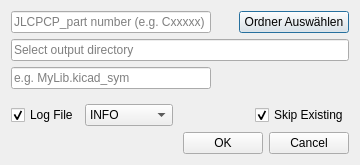
Old version of the form UI/JLC2KiCad-GUI.ui in the repository Knartzpirat/JLC2KiCad_lib-GUI.
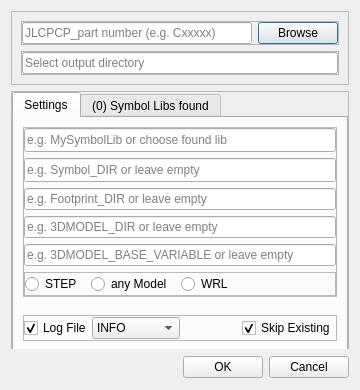
New version of the form. Icons and pictures are not drawn.

What changed in the file:
```diff
--- a/UI/JLC2KiCad-GUI.ui
+++ b/UI/JLC2KiCad-GUI.ui
@@ -10,13 +10,25 @@
     <x>0</x>
     <y>0</y>
     <width>360</width>
-    <height>165</height>
+    <height>390</height>
    </rect>
   </property>
+  <property name="sizePolicy">
+   <sizepolicy hsizetype="Fixed" vsizetype="Fixed">
+    <horstretch>0</horstretch>
+    <verstretch>0</verstretch>
+   </sizepolicy>
+  </property>
   <property name="minimumSize">
    <size>
     <width>360</width>
-    <height>165</height>
+    <height>390</height>
+   </size>
+  </property>
+  <property name="baseSize">
+   <size>
+    <width>360</width>
+    <height>390</height>
    </size>
   </property>
   <property name="windowTitle">
@@ -26,9 +38,98 @@
    <iconset>
     <normaloff>icon.ico</normaloff>icon.ico</iconset>
   </property>
-  <layout class="QVBoxLayout" name="verticalLayout_2">
+  <property name="modal">
+   <bool>false</bool>
+  </property>
+  <layout class="QGridLayout" name="gridLayout">
+   <property name="sizeConstraint">
+    <enum>QLayout::SizeConstraint::SetDefaultConstraint</enum>
+   </property>
+   <item row="3" column="0">
+    <widget class="QDialogButtonBox" name="buttonBox_Process">
+     <property name="sizePolicy">
+      <sizepolicy hsizetype="Preferred" vsizetype="Fixed">
+       <horstretch>0</horstretch>
+       <verstretch>0</verstretch>
+      </sizepolicy>
+     </property>
+     <property name="minimumSize">
+      <size>
+       <width>0</width>
+       <height>24</height>
+      </size>
+     </property>
+     <property name="sizeIncrement">
+      <size>
+       <width>0</width>
+       <height>24</height>
+      </size>
+     </property>
+     <property name="baseSize">
+      <size>
+       <width>0</width>
+       <height>24</height>
+      </size>
+     </property>
+     <property name="layoutDirection">
+      <enum>Qt::LayoutDirection::LeftToRight</enum>
+     </property>
+     <property name="orientation">
+      <enum>Qt::Orientation::Horizontal</enum>
+     </property>
+     <property name="standardButtons">
+      <set>QDialogButtonBox::StandardButton::Cancel|QDialogButtonBox::StandardButton::Ok</set>
+     </property>
+     <property name="centerButtons">
+      <bool>false</bool>
+     </property>
+    </widget>
+   </item>
+   <item row="0" column="0">
+    <widget class="QFrame" name="frame_input">
+     <property name="sizePolicy">
+      <sizepolicy hsizetype="Minimum" vsizetype="Fixed">
+       <horstretch>0</horstretch>
+       <verstretch>0</verstretch>
+      </sizepolicy>
+     </property>
+     <property name="frameShape">
+      <enum>QFrame::Shape::StyledPanel</enum>
+     </property>
+     <property name="frameShadow">
+      <enum>QFrame::Shadow::Raised</enum>
+     </property>
+     <layout class="QVBoxLayout" name="verticalLayout_5">
    <item>
-    <layout class="QHBoxLayout" name="horizontalLayout">
+       <widget class="QFrame" name="frame_inputbrowse">
+        <property name="sizePolicy">
+         <sizepolicy hsizetype="Preferred" vsizetype="Preferred">
+          <horstretch>0</horstretch>
+          <verstretch>0</verstretch>
+         </sizepolicy>
+        </property>
+        <property name="frameShape">
+         <enum>QFrame::Shape::StyledPanel</enum>
+        </property>
+        <property name="frameShadow">
+         <enum>QFrame::Shadow::Raised</enum>
+        </property>
+        <layout class="QHBoxLayout" name="horizontalLayout_2">
+         <property name="spacing">
+          <number>6</number>
+         </property>
+         <property name="leftMargin">
+          <number>0</number>
+         </property>
+         <property name="topMargin">
+          <number>0</number>
+         </property>
+         <property name="rightMargin">
+          <number>0</number>
+         </property>
+         <property name="bottomMargin">
+          <number>0</number>
+         </property>
      <item>
       <widget class="QLineEdit" name="lineEdit_PartNumber">
        <property name="minimumSize">
@@ -42,35 +143,28 @@
        </property>
       </widget>
      </item>
-     <item>
-      <spacer name="horizontalSpacer_3">
-       <property name="orientation">
-        <enum>Qt::Horizontal</enum>
-       </property>
-       <property name="sizeHint" stdset="0">
-        <size>
-         <width>40</width>
-         <height>20</height>
-        </size>
-       </property>
-      </spacer>
-     </item>
      <item>
       <widget class="QPushButton" name="pushButton_DirChoice">
+           <property name="sizePolicy">
+            <sizepolicy hsizetype="Fixed" vsizetype="Fixed">
+             <horstretch>0</horstretch>
+             <verstretch>0</verstretch>
+            </sizepolicy>
+           </property>
        <property name="minimumSize">
         <size>
-         <width>110</width>
+             <width>80</width>
          <height>0</height>
         </size>
        </property>
        <property name="maximumSize">
         <size>
-         <width>110</width>
+             <width>80</width>
          <height>16777215</height>
         </size>
        </property>
        <property name="text">
-        <string>Ordner Auswählen</string>
+            <string>Browse</string>
        </property>
        <property name="iconSize">
         <size>
@@ -87,26 +181,300 @@
       </widget>
      </item>
     </layout>
-   </item>
+       </widget>
+      </item>
+      <item>
+       <widget class="QFrame" name="frame_6">
+        <property name="frameShape">
+         <enum>QFrame::Shape::StyledPanel</enum>
+        </property>
+        <property name="frameShadow">
+         <enum>QFrame::Shadow::Raised</enum>
+        </property>
+        <layout class="QHBoxLayout" name="horizontalLayout">
+         <property name="spacing">
+          <number>6</number>
+         </property>
+         <property name="leftMargin">
+          <number>0</number>
+         </property>
+         <property name="topMargin">
+          <number>0</number>
+         </property>
+         <property name="rightMargin">
+          <number>0</number>
+         </property>
+         <property name="bottomMargin">
+          <number>0</number>
+         </property>
    <item>
     <widget class="QLineEdit" name="lineEdit_outputDir">
+           <property name="sizePolicy">
+            <sizepolicy hsizetype="Preferred" vsizetype="Fixed">
+             <horstretch>0</horstretch>
+             <verstretch>0</verstretch>
+            </sizepolicy>
+           </property>
      <property name="placeholderText">
       <string>Select output directory</string>
      </property>
     </widget>
    </item>
+        </layout>
+       </widget>
+      </item>
+     </layout>
+    </widget>
+   </item>
+   <item row="1" column="0">
+    <widget class="QFrame" name="frame_tab">
+     <property name="sizePolicy">
+      <sizepolicy hsizetype="Minimum" vsizetype="Minimum">
+       <horstretch>0</horstretch>
+       <verstretch>0</verstretch>
+      </sizepolicy>
+     </property>
+     <property name="frameShape">
+      <enum>QFrame::Shape::StyledPanel</enum>
+     </property>
+     <property name="frameShadow">
+      <enum>QFrame::Shadow::Raised</enum>
+     </property>
+     <layout class="QVBoxLayout" name="verticalLayout_3">
+      <property name="spacing">
+       <number>0</number>
+      </property>
+      <property name="sizeConstraint">
+       <enum>QLayout::SizeConstraint::SetDefaultConstraint</enum>
+      </property>
+      <property name="leftMargin">
+       <number>0</number>
+      </property>
+      <property name="topMargin">
+       <number>0</number>
+      </property>
+      <property name="rightMargin">
+       <number>0</number>
+      </property>
+      <property name="bottomMargin">
+       <number>0</number>
+      </property>
    <item>
-    <layout class="QHBoxLayout" name="horizontalLayout_2">
+       <widget class="QTabWidget" name="tabWidget">
+        <property name="enabled">
+         <bool>true</bool>
+        </property>
+        <property name="sizePolicy">
+         <sizepolicy hsizetype="Preferred" vsizetype="Preferred">
+          <horstretch>0</horstretch>
+          <verstretch>0</verstretch>
+         </sizepolicy>
+        </property>
+        <property name="minimumSize">
+         <size>
+          <width>0</width>
+          <height>260</height>
+         </size>
+        </property>
+        <property name="sizeIncrement">
+         <size>
+          <width>0</width>
+          <height>0</height>
+         </size>
+        </property>
+        <property name="baseSize">
+         <size>
+          <width>0</width>
+          <height>0</height>
+         </size>
+        </property>
+        <property name="acceptDrops">
+         <bool>false</bool>
+        </property>
+        <property name="currentIndex">
+         <number>0</number>
+        </property>
+        <widget class="QWidget" name="tab_settings">
+         <property name="minimumSize">
+          <size>
+           <width>0</width>
+           <height>110</height>
+          </size>
+         </property>
+         <property name="sizeIncrement">
+          <size>
+           <width>0</width>
+           <height>110</height>
+          </size>
+         </property>
+         <attribute name="title">
+          <string>Settings</string>
+         </attribute>
+         <layout class="QVBoxLayout" name="verticalLayout_2" stretch="0,0,0">
      <item>
-      <widget class="QLineEdit" name="lineEdit_SymbolBib">
+           <widget class="QFrame" name="frame_inputdir">
+            <property name="minimumSize">
+             <size>
+              <width>0</width>
+              <height>170</height>
+             </size>
+            </property>
+            <property name="frameShape">
+             <enum>QFrame::Shape::StyledPanel</enum>
+            </property>
+            <property name="frameShadow">
+             <enum>QFrame::Shadow::Raised</enum>
+            </property>
+            <layout class="QVBoxLayout" name="verticalLayout_4">
+             <property name="spacing">
+              <number>6</number>
+             </property>
+             <property name="leftMargin">
+              <number>0</number>
+             </property>
+             <property name="topMargin">
+              <number>0</number>
+             </property>
+             <property name="rightMargin">
+              <number>0</number>
+             </property>
+             <property name="bottomMargin">
+              <number>0</number>
+             </property>
+             <item>
+              <widget class="QLineEdit" name="lineEdit_SymbolLib">
+               <property name="sizePolicy">
+                <sizepolicy hsizetype="Preferred" vsizetype="Fixed">
+                 <horstretch>0</horstretch>
+                 <verstretch>0</verstretch>
+                </sizepolicy>
+               </property>
        <property name="minimumSize">
         <size>
          <width>200</width>
-         <height>0</height>
-        </size>
-       </property>
+                 <height>24</height>
+                </size>
+               </property>
+               <property name="maximumSize">
+                <size>
+                 <width>16777215</width>
+                 <height>24</height>
+                </size>
+               </property>
+               <property name="sizeIncrement">
+                <size>
+                 <width>0</width>
+                 <height>24</height>
+                </size>
+               </property>
+               <property name="baseSize">
+                <size>
+                 <width>0</width>
+                 <height>24</height>
+                </size>
+               </property>
        <property name="placeholderText">
-        <string>e.g. MyLib.kicad_sym</string>
+                <string>e.g. MySymbolLib or choose found lib</string>
+               </property>
+              </widget>
+             </item>
+             <item>
+              <widget class="QLineEdit" name="lineEdit_SymbolDIR">
+               <property name="sizePolicy">
+                <sizepolicy hsizetype="Preferred" vsizetype="Fixed">
+                 <horstretch>0</horstretch>
+                 <verstretch>0</verstretch>
+                </sizepolicy>
+               </property>
+               <property name="minimumSize">
+                <size>
+                 <width>0</width>
+                 <height>24</height>
+                </size>
+               </property>
+               <property name="placeholderText">
+                <string>e.g. Symbol_DIR or leave empty</string>
+               </property>
+              </widget>
+             </item>
+             <item>
+              <widget class="QLineEdit" name="lineEdit_FootprintDIR">
+               <property name="sizePolicy">
+                <sizepolicy hsizetype="Preferred" vsizetype="Fixed">
+                 <horstretch>0</horstretch>
+                 <verstretch>0</verstretch>
+                </sizepolicy>
+               </property>
+               <property name="placeholderText">
+                <string>e.g. Footprint_DIR or leave empty</string>
+               </property>
+              </widget>
+             </item>
+             <item>
+              <widget class="QLineEdit" name="lineEdit_Model_DIR">
+               <property name="placeholderText">
+                <string>e.g. 3DMODEL_DIR or leave empty</string>
+               </property>
+              </widget>
+             </item>
+             <item>
+              <widget class="QLineEdit" name="lineEdit_MODEL_BASE_VARIABLE">
+               <property name="toolTip">
+                <string>write 3DMODEL_BASE_VARIABLE or $(3DMODEL_BASE_VARIABLE)</string>
+               </property>
+               <property name="placeholderText">
+                <string>e.g. 3DMODEL_BASE_VARIABLE or leave empty</string>
+               </property>
+              </widget>
+             </item>
+             <item>
+              <widget class="QFrame" name="frame_modelsettings">
+               <property name="minimumSize">
+                <size>
+                 <width>0</width>
+                 <height>24</height>
+                </size>
+               </property>
+               <property name="frameShape">
+                <enum>QFrame::Shape::StyledPanel</enum>
+               </property>
+               <property name="frameShadow">
+                <enum>QFrame::Shadow::Raised</enum>
+               </property>
+               <layout class="QHBoxLayout" name="horizontalLayout_3">
+                <property name="spacing">
+                 <number>9</number>
+                </property>
+                <property name="leftMargin">
+                 <number>0</number>
+                </property>
+                <property name="topMargin">
+                 <number>0</number>
+                </property>
+                <property name="rightMargin">
+                 <number>0</number>
+                </property>
+                <property name="bottomMargin">
+                 <number>0</number>
+                </property>
+                <item>
+                 <widget class="QRadioButton" name="radioButton_step">
+                  <property name="text">
+                   <string>STEP</string>
+                  </property>
+                 </widget>
+                </item>
+                <item>
+                 <widget class="QRadioButton" name="radioButton_any">
+                  <property name="text">
+                   <string>any Model</string>
+                  </property>
+                 </widget>
+                </item>
+                <item>
+                 <widget class="QRadioButton" name="radioButton_wrl">
+                  <property name="text">
+                   <string>WRL</string>
        </property>
       </widget>
      </item>
@@ -117,31 +485,99 @@
        </property>
        <property name="sizeHint" stdset="0">
         <size>
-         <width>110</width>
+                    <width>40</width>
          <height>20</height>
         </size>
        </property>
       </spacer>
      </item>
     </layout>
+              </widget>
+             </item>
+            </layout>
+           </widget>
    </item>
    <item>
     <spacer name="verticalSpacer">
      <property name="orientation">
-      <enum>Qt::Vertical</enum>
+             <enum>Qt::Orientation::Vertical</enum>
+            </property>
+            <property name="sizeType">
+             <enum>QSizePolicy::Policy::Expanding</enum>
      </property>
      <property name="sizeHint" stdset="0">
       <size>
        <width>20</width>
-       <height>40</height>
+              <height>10</height>
       </size>
      </property>
     </spacer>
    </item>
    <item>
-    <layout class="QHBoxLayout" name="horizontalLayout_3">
+           <widget class="QFrame" name="frame_log">
+            <property name="sizePolicy">
+             <sizepolicy hsizetype="Preferred" vsizetype="Preferred">
+              <horstretch>0</horstretch>
+              <verstretch>0</verstretch>
+             </sizepolicy>
+            </property>
+            <property name="minimumSize">
+             <size>
+              <width>0</width>
+              <height>24</height>
+             </size>
+            </property>
+            <property name="sizeIncrement">
+             <size>
+              <width>0</width>
+              <height>24</height>
+             </size>
+            </property>
+            <property name="frameShape">
+             <enum>QFrame::Shape::StyledPanel</enum>
+            </property>
+            <property name="frameShadow">
+             <enum>QFrame::Shadow::Raised</enum>
+            </property>
+            <layout class="QHBoxLayout" name="horizontalLayout_4">
+             <property name="spacing">
+              <number>0</number>
+             </property>
+             <property name="leftMargin">
+              <number>0</number>
+             </property>
+             <property name="topMargin">
+              <number>0</number>
+             </property>
+             <property name="rightMargin">
+              <number>0</number>
+             </property>
+             <property name="bottomMargin">
+              <number>0</number>
+             </property>
      <item>
       <widget class="QCheckBox" name="checkBox_LogFile">
+               <property name="enabled">
+                <bool>true</bool>
+               </property>
+               <property name="sizePolicy">
+                <sizepolicy hsizetype="Fixed" vsizetype="Fixed">
+                 <horstretch>0</horstretch>
+                 <verstretch>0</verstretch>
+                </sizepolicy>
+               </property>
+               <property name="minimumSize">
+                <size>
+                 <width>0</width>
+                 <height>24</height>
+                </size>
+               </property>
+               <property name="sizeIncrement">
+                <size>
+                 <width>0</width>
+                 <height>0</height>
+                </size>
+               </property>
        <property name="text">
         <string>Log File</string>
        </property>
@@ -189,6 +625,18 @@
      </item>
      <item>
       <widget class="QCheckBox" name="checkBox_SkipExisting">
+               <property name="sizePolicy">
+                <sizepolicy hsizetype="Fixed" vsizetype="Fixed">
+                 <horstretch>0</horstretch>
+                 <verstretch>0</verstretch>
+                </sizepolicy>
+               </property>
+               <property name="minimumSize">
+                <size>
+                 <width>0</width>
+                 <height>0</height>
+                </size>
+               </property>
        <property name="text">
         <string>Skip Existing</string>
        </property>
@@ -198,15 +646,27 @@
       </widget>
      </item>
     </layout>
-   </item>
+           </widget>
+          </item>
+         </layout>
+        </widget>
+        <widget class="QWidget" name="tab_symbollist">
+         <attribute name="title">
+          <string>(0) Symbol Libs found</string>
+         </attribute>
+         <layout class="QVBoxLayout" name="verticalLayout">
    <item>
-    <widget class="QDialogButtonBox" name="buttonBox_Process">
-     <property name="orientation">
-      <enum>Qt::Horizontal</enum>
-     </property>
-     <property name="standardButtons">
-      <set>QDialogButtonBox::Cancel|QDialogButtonBox::Ok</set>
-     </property>
+           <widget class="QListWidget" name="listWidget">
+            <property name="tabKeyNavigation">
+             <bool>true</bool>
+            </property>
+           </widget>
+          </item>
+         </layout>
+        </widget>
+       </widget>
+      </item>
+     </layout>
     </widget>
    </item>
   </layout>
```
Left out of the diff: 16 changed lines with no effect on the pictures. Lines whose indentation alone changed are shown as unchanged.
